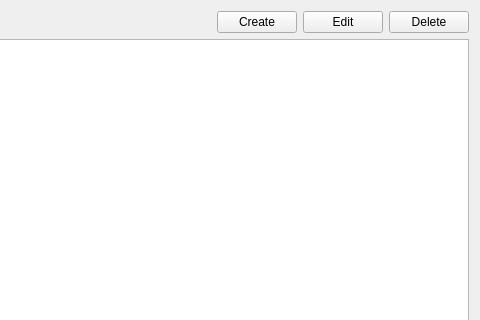
This is Persons/PersonsModule.ui in DStalytenkoDev/SchoolCRM as Qt 5 draws it before an edit; both pictures show x 349 to 829 and y 0 to 320 of the 829 by 603 pixel window. The edited form follows.
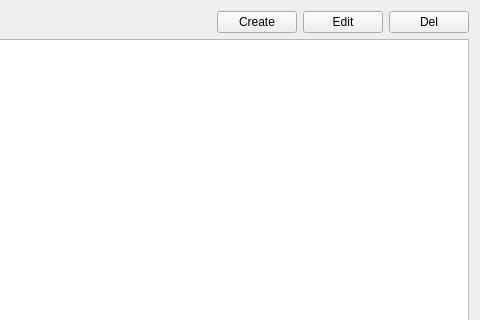
This is the edited form.

Patch:
```diff
--- a/Persons/PersonsModule.ui
+++ b/Persons/PersonsModule.ui
@@ -68,7 +68,7 @@
      <item>
       <widget class="QPushButton" name="deletePerson">
        <property name="text">
-        <string>Delete</string>
+        <string>Del</string>
        </property>
       </widget>
      </item>
```
Left out of the diff: 2 changed lines with no effect on the pictures.
